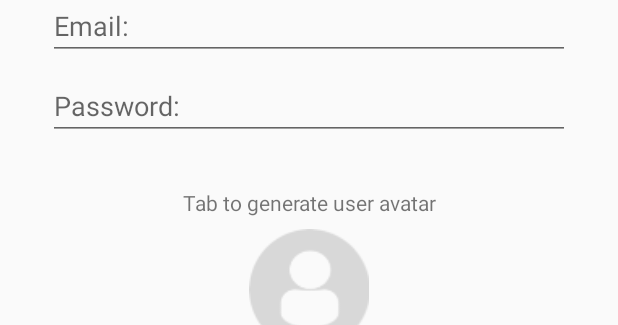
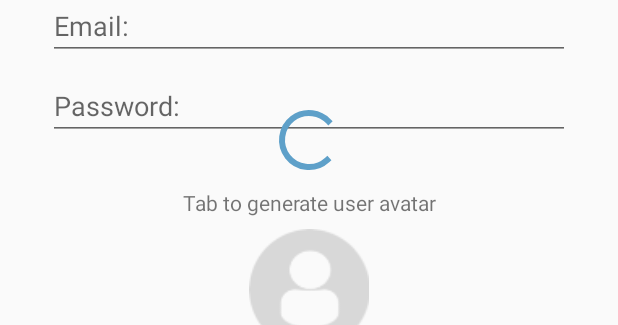
Before and after one commit to labelz/Smack, an Android app: the layout activity_create_user.xml on its own in the app's theme, with its tools: preview values and no code run, on a phone screen of 412 x 824 dp. Shown: the part 124-449 px from the top of the screen. Run offline under Robolectric (Android 15) with nearby library versions, the phone set to English and light mode, and no system bars; network calls fail.

Commit message:
save user data

```diff
--- a/app/src/main/java/th/co/bluesharp/smack/Utils/Constants.kt
+++ b/app/src/main/java/th/co/bluesharp/smack/Utils/Constants.kt
@@ -4,3 +4,5 @@ const val BASE_URL = "http://10.0.2.2:3005/v1"
 const val URL_REGISTER = "${BASE_URL}/account/register"
 const val URL_LOGIN = "${BASE_URL}/account/login"
 const val URL_CREATE_USER = "${BASE_URL}/user/add"
+
+const val BOARDCAST_USER_DATA_CHANGE = "bc_user_data_change"
--- a/app/src/main/res/layout/activity_create_user.xml
+++ b/app/src/main/res/layout/activity_create_user.xml
@@ -68,4 +68,12 @@
             app:layout_constraintStart_toStartOf="parent" app:layout_constraintEnd_toEndOf="parent"
             android:id="@+id/createUserImage" android:layout_marginTop="8dp"
             app:layout_constraintTop_toBottomOf="@+id/textView2" android:onClick="changeImageClicked"/>
+    <ProgressBar
+            style="?android:attr/progressBarStyle"
+            android:layout_width="wrap_content"
+            android:layout_height="wrap_content"
+            app:layout_constraintStart_toStartOf="parent"
+            app:layout_constraintEnd_toEndOf="parent" android:id="@+id/createSpinner" android:layout_marginBottom="8dp"
+            app:layout_constraintBottom_toTopOf="@+id/textView2"
+    />
 </android.support.constraint.ConstraintLayout>
```
Also changed, not shown: app/src/main/java/th/co/bluesharp/smack/Controller/CreateUserActivity.kt (+37 -3 lines).
